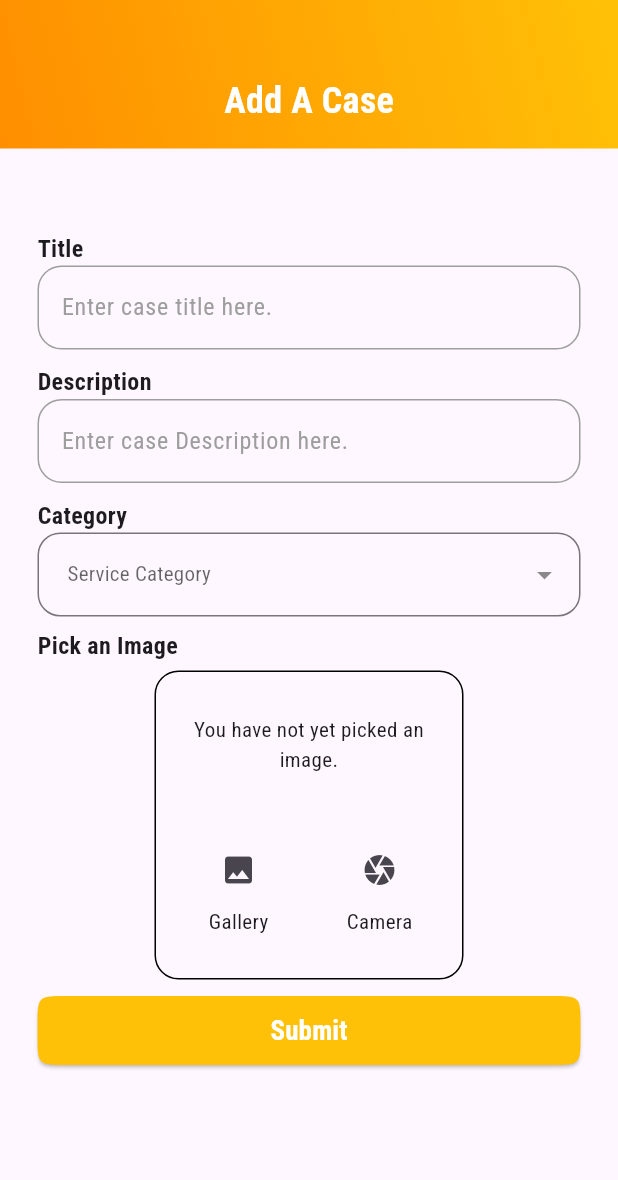
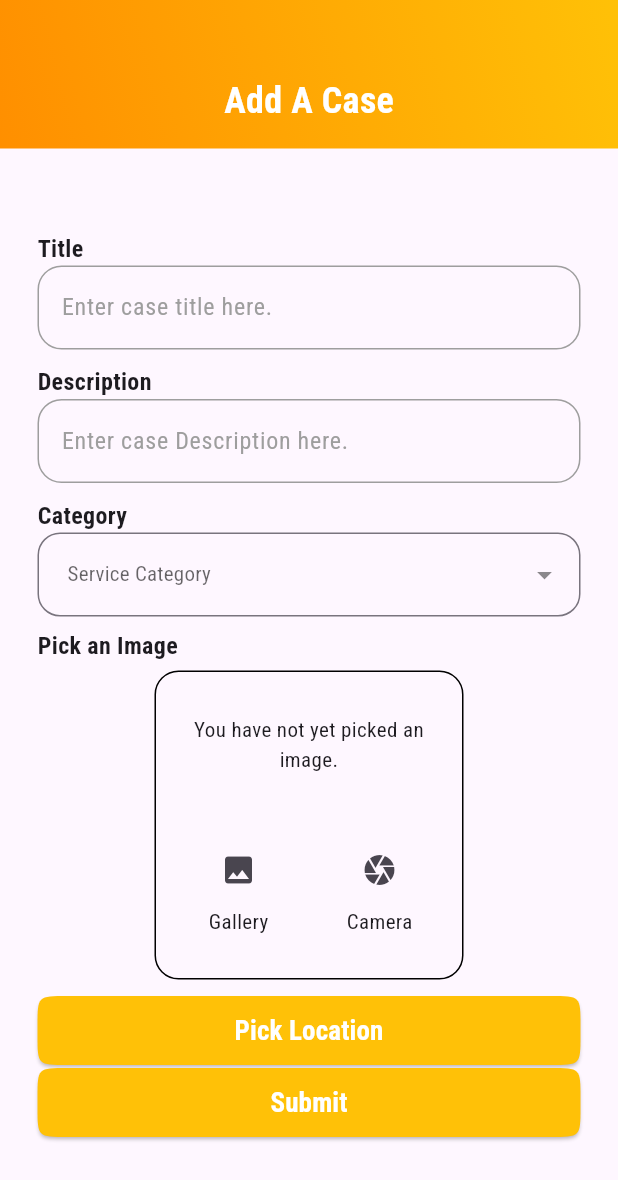
Before and after one commit to luhouyang/nutsnbolts, a Flutter app: the AddCasePage screen opened directly, on a phone screen of 412 x 824 dp. Shown: the top 1180 px of the screen. Run offline on Flutter 3.47's test engine with Material 3 defaults, Android fonts, the light colour scheme and no system bars; our stand-ins replace animated_bottom_navigation_bar, cloud_firestore, dash_chat_2, dropdown_button2, firebase_auth, firebase_core and 8 more; missing offline and left inert: dart_openai, firebase_ui_auth, firebase_ui_oauth_google, flutter_map_location_marker; accounts and stored records are empty.

Commit message:
location picker

```diff
--- a/lib/model/firestore_model.dart
+++ b/lib/model/firestore_model.dart
@@ -1,6 +1,7 @@
 // Dart imports
 import 'dart:io';
 import 'dart:typed_data';
+import 'package:latlong2/latlong.dart';
 import 'package:path/path.dart' as p;
 
 // Flutter imports
@@ -69,9 +70,7 @@ class FirestoreModel {
   //
   // case
   //
-  Future<CaseEntity> addCase(Map<String, dynamic> controllers, UserUsecase userUsecase, File picFile, Uint8List picBytes) async {
-    LocationData location = await LocationService().getLiveLocation();
-
+  Future<CaseEntity> addCase(Map<String, dynamic> controllers, UserUsecase userUsecase, File picFile, Uint8List picBytes, LatLng location) async {
     String docId = firebaseFirestore.collection('cases').doc().id;
 
     String imagePath = "$docId${p.extension(picFile.path)}";
@@ -90,7 +89,7 @@ class FirestoreModel {
         clientId: userUsecase.userEntity.uid,
         clientName: userUsecase.userEntity.userName,
         clientPhoneNo: userUsecase.userEntity.phoneNo,
-        caseLocation: GeoPoint(location.latitude!, location.longitude!),
+        caseLocation: GeoPoint(location.latitude, location.longitude),
         technicianId: '',
         technicianName: '',
         technicianPhoneNo: '',
--- a/lib/pages/add_case_page.dart
+++ b/lib/pages/add_case_page.dart
@@ -4,6 +4,8 @@ import 'dart:io';
 // Flutter imports
 import 'package:flutter/foundation.dart';
 import 'package:flutter/material.dart';
+import 'package:latlong2/latlong.dart';
+import 'package:nutsnbolts/services/location_service.dart';
 import 'package:provider/provider.dart';
 
 // Third-party package imports
@@ -30,6 +32,8 @@ class AddCasePage extends StatefulWidget {
 class _AddCasePageState extends State<AddCasePage> {
   TextEditingController caseTitleController = TextEditingController();
   TextEditingController caseDescController = TextEditingController();
+
+  LatLng? location;
 
   String? serviceType;
   final _formKey = GlobalKey<FormState>();
@@ -208,6 +212,29 @@ class _AddCasePageState extends State<AddCasePage> {
                         ),
                         imagePickerWidget(),
                         SizedBox(
+                            width: double.infinity,
+                            child: ElevatedButton(
+                                style: ElevatedButton.styleFrom(
+                                    padding: const EdgeInsets.all(10),
+                                    backgroundColor: MyColours.primaryColour,
+                                    foregroundColor: MyColours.secondaryColour,
+                                    shape: ContinuousRectangleBorder(borderRadius: BorderRadius.circular(20))),
+                                onPressed: () async {
+                                  location = await Navigator.of(context).push(MaterialPageRoute(
+                                    builder: (context) => const LocationPicker(),
+                                  ));
+                                  setState(() {});
+                                },
+                                child: location == null
+                                    ? const Text(
+                                        "Pick Location",
+                                        style: TextStyle(fontSize: 18, fontWeight: FontWeight.bold),
+                                      )
+                                    : Text(
+                                        "Lat: ${location!.latitude} Long: ${location!.longitude}",
+                                        style: const TextStyle(fontSize: 12, fontWeight: FontWeight.bold),
+                                      ))),
+                        SizedBox(
                           width: double.infinity,
                           child: ElevatedButton(
                               style: ElevatedButton.styleFrom(
@@ -221,9 +248,9 @@ class _AddCasePageState extends State<AddCasePage> {
                                   _formKey.currentState!.save();
                                 }
                                 // check for image
-                                if (picBytes != null) {
+                                if (picBytes != null && location != null) {
                                   // post image/case
-                                  await FirestoreModel().addCase(controllers, userUsecase, picFile!, picBytes!).then(
+                                  await FirestoreModel().addCase(controllers, userUsecase, picFile!, picBytes!, location!).then(
                                     (CaseEntity caseEntity) {
                                       // pass CaseEntity to ChatPage for OpenAI API call
                                       Navigator.of(context).pushReplacement(MaterialPageRoute(
```
Also changed, not shown: lib/services/location_service.dart (+86 -0 lines).
